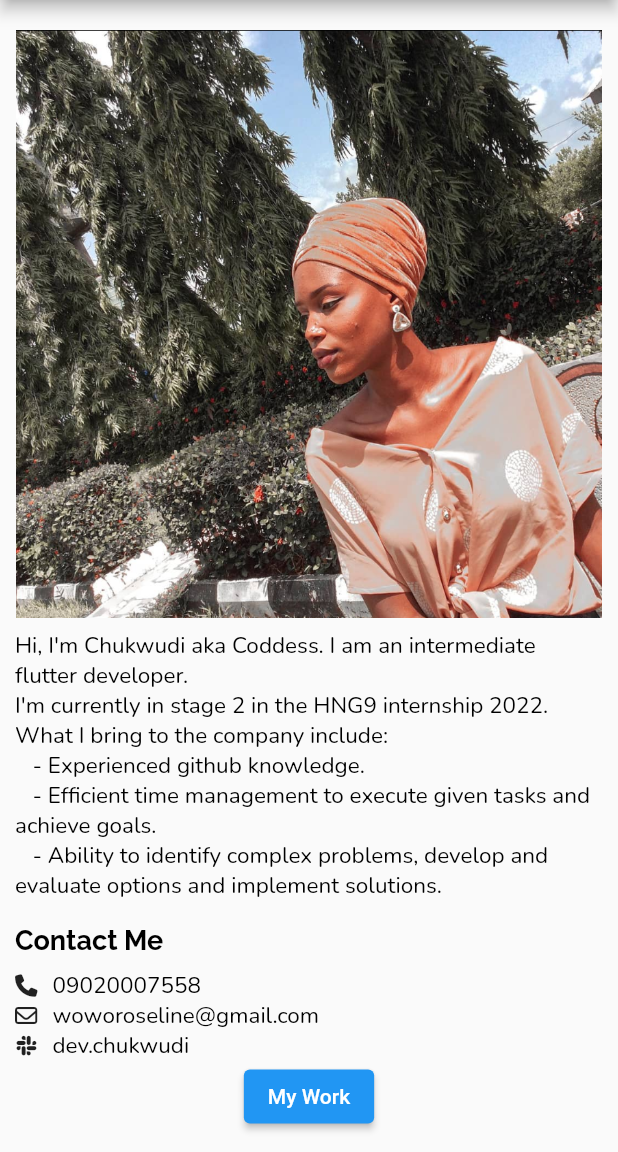
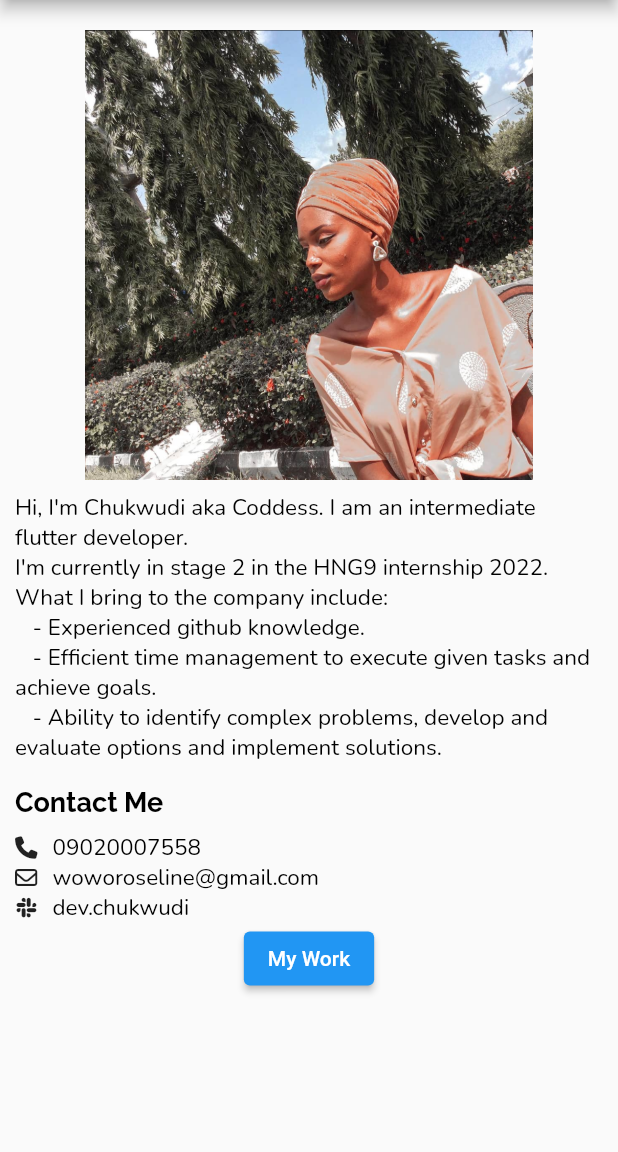
Before and after one commit to Wowo-chukwudi/my_portfolio, a Flutter app: the screen it shows after launch, after a tap on "About Me", on a phone screen of 412 x 824 dp, the part 84-1236 px from its top. Run offline on Flutter 3.47's test engine with Material 2 defaults, Android fonts, the phone set to English and light mode, and no system bars; our stand-ins replace font_awesome_flutter, google_fonts.

```diff
--- a/lib/components/about_me.dart
+++ b/lib/components/about_me.dart
@@ -22,12 +22,7 @@ class AboutMe extends StatelessWidget {
         ),
         child: ListView(
           children: [
-            Flexible(
-              child: AspectRatio(
-                aspectRatio: 1 / 1,
-                child: Image.asset('assets/me.png'),
-              ),
-            ),
+            Image(height: 300, width: 500, image: AssetImage('assets/me.png')),
             const SizedBox(
               height: 8,
             ),
--- a/lib/main.dart
+++ b/lib/main.dart
@@ -28,7 +28,7 @@ class Portfolio extends StatelessWidget {
           return MaterialApp(
               theme: PortfolioTheme.light(),
               darkTheme: PortfolioTheme.dark(),
-              themeMode: ThemeMode.system,
+              themeMode: currentMode,
               title: 'Portfolio',
               debugShowCheckedModeBanner: false,
               home: OrientationBuilder(builder: (context, orientation) {
```
Also changed, not shown: 1 other file.
